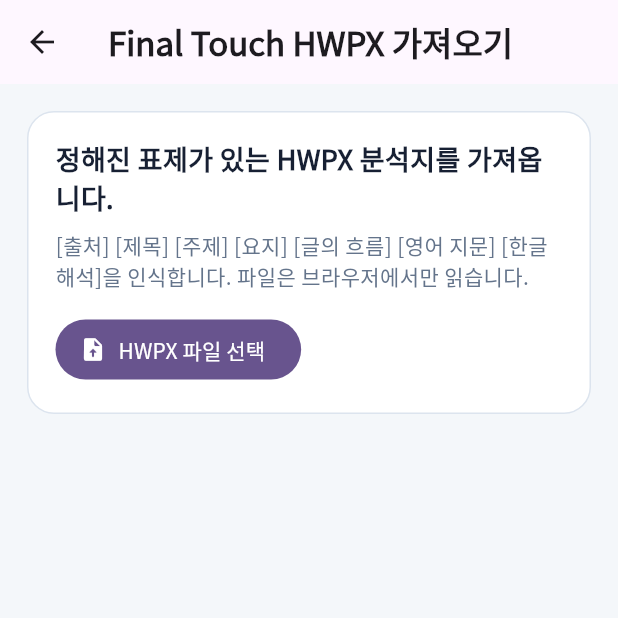
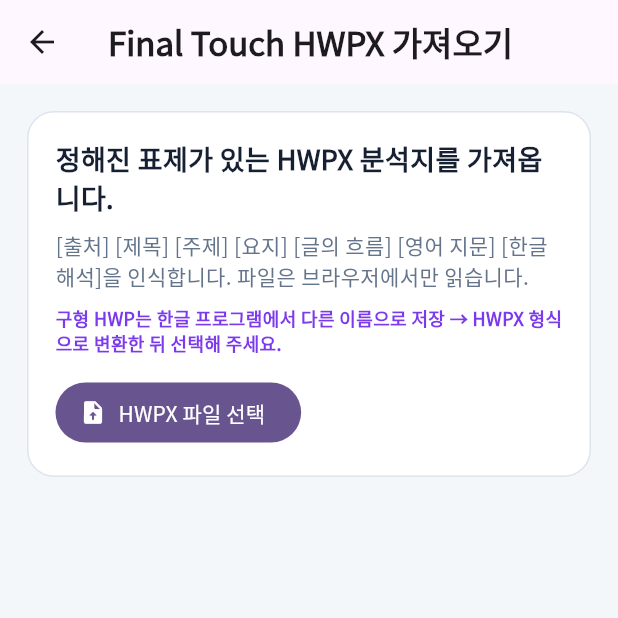
Before and after one commit to postech327/english_analyzer_app, a Flutter app: the TeacherFinalTouchImportScreen screen opened directly, on a phone screen of 412 x 824 dp, the top half of it. Run offline on Flutter 3.47's test engine with Material 3 defaults, Android fonts, the phone set to English and light mode, and no system bars; our stand-ins replace flutter_secure_storage, open_filex, pdf, printing, universal_io; missing offline and left inert: dart:html, file_saver; accounts and stored records are empty; network calls fail.

Commit message:
Harden Final Touch HWPX import

```diff
--- a/lib/screens/teacher_final_touch_import_screen.dart
+++ b/lib/screens/teacher_final_touch_import_screen.dart
@@ -113,6 +113,16 @@ class _TeacherFinalTouchImportScreenState
                 const Text(
                   '[출처] [제목] [주제] [요지] [글의 흐름] [영어 지문] [한글 해석]을 인식합니다. 파일은 브라우저에서만 읽습니다.',
                   style: TextStyle(color: Color(0xFF64748B), height: 1.5),
+                ),
+                const SizedBox(height: 8),
+                const Text(
+                  '구형 HWP는 한글 프로그램에서 다른 이름으로 저장 → HWPX 형식으로 변환한 뒤 선택해 주세요.',
+                  style: TextStyle(
+                    color: Color(0xFF7C3AED),
+                    fontSize: 12,
+                    height: 1.45,
+                    fontWeight: FontWeight.w700,
+                  ),
                 ),
                 const SizedBox(height: 14),
                 FilledButton.icon(
```
Also changed, not shown: lib/screens/final_touch_list_screen.dart (+11 -6 lines), lib/utils/final_touch_import_parser.dart (+16 -7 lines), 1 other file.
